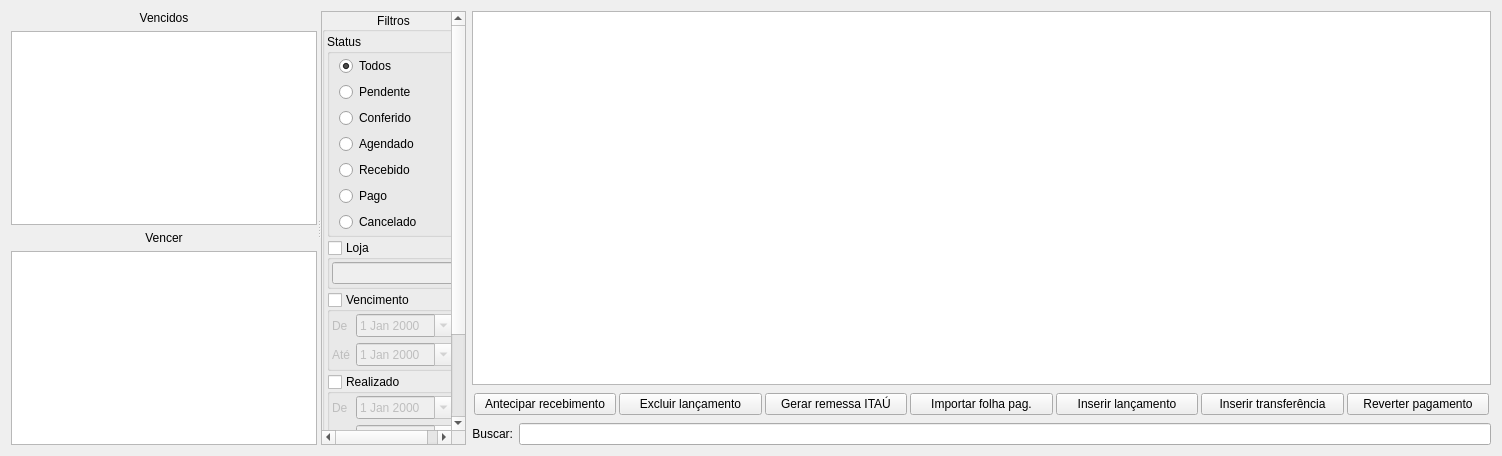
Qt form ui/widgetfinanceirocontas.ui (darktorres/ERP-STACCATO) before a commit.
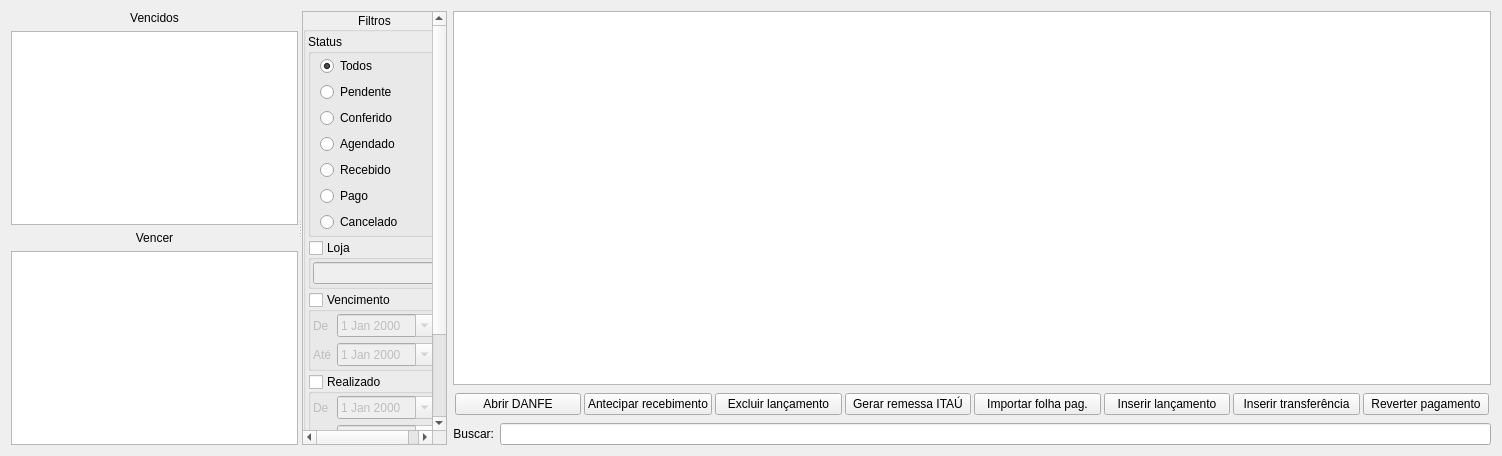
The same form after that commit. Custom widgets are drawn as their Qt base class.

Commit message: Abrir DANFE na tela do financeiro

```diff
--- a/ui/widgetfinanceirocontas.ui
+++ b/ui/widgetfinanceirocontas.ui
@@ -106,8 +106,8 @@
            <rect>
             <x>0</x>
             <y>0</y>
-            <width>166</width>
-            <height>588</height>
+            <width>135</width>
+            <height>568</height>
            </rect>
           </property>
           <layout class="QGridLayout" name="gridLayout_7">
@@ -579,6 +579,16 @@
           <property name="bottomMargin">
            <number>2</number>
           </property>
+          <item>
+           <widget class="QPushButton" name="pushButtonAbrirDANFE">
+            <property name="enabled">
+             <bool>true</bool>
+            </property>
+            <property name="text">
+             <string>Abrir DANFE</string>
+            </property>
+           </widget>
+          </item>
           <item>
            <widget class="QPushButton" name="pushButtonAdiantarRecebimento">
             <property name="enabled">
```
The commit also changes 3 other files.
